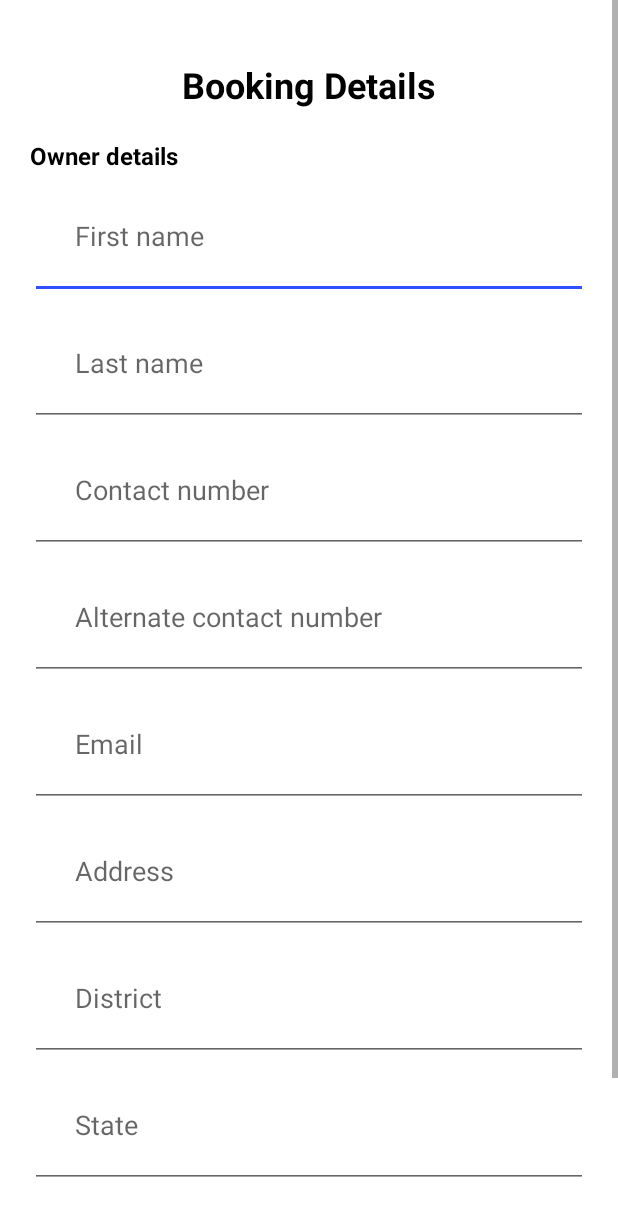
After one commit to Supriyo-455/bookthehsrp, an Android app: the layout registration_fragment.xml on its own in the app's theme, with its tools: preview values and no code run, on a phone screen of 412 x 824 dp. The commit adds this screen. Shown: the top 1216 px of the screen. Run offline under Robolectric (Android 15) with nearby library versions, the phone set to English and light mode, and no system bars.

Commit message:
registration_page

```diff
--- /dev/null
+++ b/app/src/main/java/com/example/bookthehsrp/ui/fragment/RegistrationFragment.kt
@@ -0,0 +1,12 @@
+package com.example.bookthehsrp.ui.fragment
+
+import android.os.Bundle
+import android.view.View
+import androidx.fragment.app.Fragment
+import com.example.bookthehsrp.R
+
+class RegistrationFragment : Fragment(R.layout.registration_fragment){
+    override fun onViewCreated(view: View, savedInstanceState: Bundle?) {
+        super.onViewCreated(view, savedInstanceState)
+    }
+}
--- a/app/src/main/res/layout/activity_main.xml
+++ b/app/src/main/res/layout/activity_main.xml
@@ -18,6 +18,6 @@
 
         app:defaultNavHost="true"
         app:navGraph="@navigation/main_nav"
-        tools:layout="@layout/home_fragment" />
+        tools:layout="@layout/registration_fragment" />
 
 </androidx.constraintlayout.widget.ConstraintLayout>
--- /dev/null
+++ b/app/src/main/res/layout/registration_fragment.xml
@@ -0,0 +1,113 @@
+<?xml version="1.0" encoding="utf-8"?>
+
+
+<ScrollView xmlns:android="http://schemas.android.com/apk/res/android"
+    android:layout_width="match_parent"
+    android:layout_height="match_parent"
+    android:orientation="vertical">
+
+    <LinearLayout
+        android:layout_width="match_parent"
+        android:layout_height="match_parent"
+        android:orientation="vertical"
+        android:padding="20dp">
+
+        <TextView
+            android:layout_width="match_parent"
+            android:layout_height="wrap_content"
+            android:padding="20dp"
+            android:text="Booking Details"
+            android:textColor="@color/black"
+            android:textSize="24sp"
+            android:textStyle="bold"
+            android:gravity="center_horizontal"/>
+
+        <TextView
+            android:layout_width="match_parent"
+            android:layout_height="wrap_content"
+            android:text="Owner details"
+            android:textColor="@color/black"
+            android:textSize="16sp"
+            android:textStyle="bold" />
+
+        <EditText
+            android:layout_width="match_parent"
+            android:layout_height="wrap_content"
+            android:hint="First name"
+            android:inputType="text"
+            android:padding="30dp"/>
+
+
+        <EditText
+            android:layout_width="match_parent"
+            android:layout_height="wrap_content"
+            android:hint="Last name"
+            android:inputType="text"
+            android:padding="30dp"/>
+
+        <EditText
+            android:layout_width="match_parent"
+            android:layout_height="wrap_content"
+            android:hint="Contact number"
+            android:inputType="number"
+            android:padding="30dp"/>
+
+
+        <EditText
+            android:layout_width="match_parent"
+            android:layout_height="wrap_content"
+            android:hint="Alternate contact number"
+            android:inputType="number"
+            android:padding="30dp"/>
+
+
+        <EditText
+            android:layout_width="match_parent"
+            android:layout_height="wrap_content"
+            android:hint="Email"
+            android:inputType="textEmailAddress"
+            android:padding="30dp"/>
+
+
+        <EditText
+            android:layout_width="match_parent"
+            android:layout_height="wrap_content"
+            android:hint="Address"
+            android:inputType="text"
+            android:padding="30dp"/>
+
+
+        <EditText
+            android:layout_width="match_parent"
+            android:layout_height="wrap_content"
+            android:hint="District"
+            android:inputType="text"
+            android:padding="30dp"/>
+
+
+        <EditText
+            android:layout_width="match_parent"
+            android:layout_height="wrap_content"
+            android:hint="State"
+            android:inputType="text"
+            android:padding="30dp"/>
+
+        <EditText
+            android:layout_width="match_parent"
+            android:layout_height="wrap_content"
+            android:hint="Pin code"
+            android:inputType="number"
+            android:padding="30dp"/>
+
+
+        <Button
+            android:layout_width="wrap_content"
+            android:layout_height="wrap_content"
+            android:text="Submit"
+            android:layout_gravity="right"
+            android:textColor="@color/white"
+            />
+
+    </LinearLayout>
+
+</ScrollView>
--- a/app/src/main/res/navigation/main_nav.xml
+++ b/app/src/main/res/navigation/main_nav.xml
@@ -2,10 +2,14 @@
 <navigation xmlns:android="http://schemas.android.com/apk/res/android"
     xmlns:app="http://schemas.android.com/apk/res-auto"
     android:id="@+id/main_nav"
-    app:startDestination="@id/homeFragment">
+    app:startDestination="@id/registrationFragment">
 
     <fragment
         android:id="@+id/homeFragment"
         android:name="com.example.bookthehsrp.ui.fragment.HomeFragment"
         android:label="HomeFragment" />
+    <fragment
+        android:id="@+id/registrationFragment"
+        android:name="com.example.bookthehsrp.ui.fragment.RegistrationFragment"
+        android:label="RegistrationFragment" />
 </navigation>
--- a/app/src/main/res/values/colors.xml
+++ b/app/src/main/res/values/colors.xml
@@ -9,4 +9,6 @@
     <color name="white">#FFFFFFFF</color>
     <color name="main_accent">#FFC107</color>
     <color name="main_accent_dark">#FF9800</color>
+    <color name="ultramarine">#304FFE</color>
+    <color name="ultramarine_dark">#0F2188</color>
 </resources>
--- a/app/src/main/res/values/themes.xml
+++ b/app/src/main/res/values/themes.xml
@@ -6,8 +6,8 @@
         <item name="colorPrimaryVariant">@color/main_accent_dark</item>
         <item name="colorOnPrimary">@color/black</item>
         <!-- Secondary brand color. -->
-        <item name="colorSecondary">@color/teal_200</item>
-        <item name="colorSecondaryVariant">@color/teal_700</item>
+        <item name="colorSecondary">@color/ultramarine</item>
+        <item name="colorSecondaryVariant">@color/ultramarine_dark</item>
         <item name="colorOnSecondary">@color/black</item>
         <!-- Status bar color. -->
         <item name="android:statusBarColor" tools:targetApi="l">?attr/colorPrimaryVariant</item>
```
